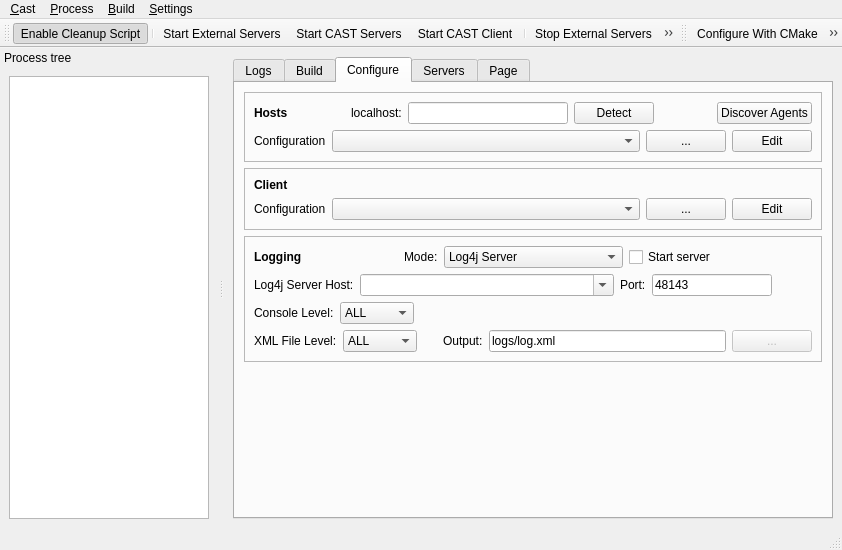
Old version of the form tools/castctrl/trunk/qtui/mainwindow.ui in the repository marc-hanheide/cogx.
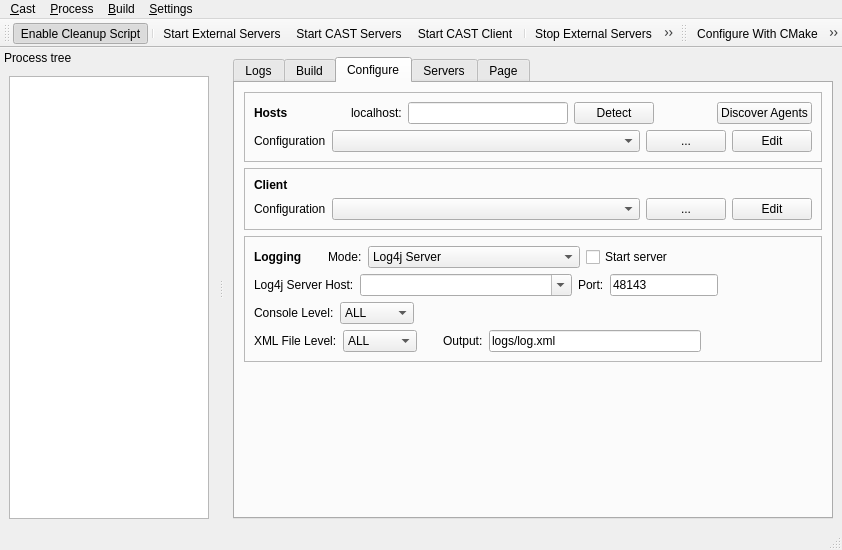
New version of the form. Icons and pictures are not drawn.

Commit message: castctrl: sizing

The edit to the form file:
```diff
--- a/tools/castctrl/trunk/qtui/mainwindow.ui
+++ b/tools/castctrl/trunk/qtui/mainwindow.ui
@@ -598,11 +598,11 @@
                    <enum>Qt::Horizontal</enum>
                   </property>
                   <property name="sizeType">
-                   <enum>QSizePolicy::Expanding</enum>
+                   <enum>QSizePolicy::Fixed</enum>
                   </property>
                   <property name="sizeHint" stdset="0">
                    <size>
-                    <width>40</width>
+                    <width>20</width>
                     <height>20</height>
                    </size>
                   </property>
@@ -621,11 +621,17 @@
                 <item>
                  <widget class="QComboBox" name="cbLog4jMode">
                   <property name="sizePolicy">
-                   <sizepolicy hsizetype="MinimumExpanding" vsizetype="Preferred">
+                   <sizepolicy hsizetype="Preferred" vsizetype="Preferred">
                     <horstretch>0</horstretch>
                     <verstretch>0</verstretch>
                    </sizepolicy>
                   </property>
+                  <property name="minimumSize">
+                   <size>
+                    <width>212</width>
+                    <height>0</height>
+                   </size>
+                  </property>
                   <item>
                    <property name="text">
                     <string>Log4j Server</string>
@@ -656,7 +662,7 @@
                    <enum>Qt::Horizontal</enum>
                   </property>
                   <property name="sizeType">
-                   <enum>QSizePolicy::MinimumExpanding</enum>
+                   <enum>QSizePolicy::Expanding</enum>
                   </property>
                   <property name="sizeHint" stdset="0">
                    <size>
@@ -689,11 +695,17 @@
                 <item>
                  <widget class="QComboBox" name="cbLog4jServerHost">
                   <property name="sizePolicy">
-                   <sizepolicy hsizetype="Expanding" vsizetype="Preferred">
-                    <horstretch>2</horstretch>
+                   <sizepolicy hsizetype="Preferred" vsizetype="Preferred">
+                    <horstretch>0</horstretch>
                     <verstretch>0</verstretch>
                    </sizepolicy>
                   </property>
+                  <property name="minimumSize">
+                   <size>
+                    <width>212</width>
+                    <height>0</height>
+                   </size>
+                  </property>
                   <property name="editable">
                    <bool>true</bool>
                   </property>
@@ -712,8 +724,8 @@
                 <item>
                  <widget class="QLineEdit" name="edLog4jServerPort">
                   <property name="sizePolicy">
-                   <sizepolicy hsizetype="Expanding" vsizetype="Preferred">
-                    <horstretch>1</horstretch>
+                   <sizepolicy hsizetype="Preferred" vsizetype="Preferred">
+                    <horstretch>0</horstretch>
                     <verstretch>0</verstretch>
                    </sizepolicy>
                   </property>
@@ -742,6 +754,9 @@
                   <property name="orientation">
                    <enum>Qt::Horizontal</enum>
                   </property>
+                  <property name="sizeType">
+                   <enum>QSizePolicy::Expanding</enum>
+                  </property>
                   <property name="sizeHint" stdset="0">
                    <size>
                     <width>40</width>
@@ -917,6 +932,9 @@
                   <property name="orientation">
                    <enum>Qt::Horizontal</enum>
                   </property>
+                  <property name="sizeType">
+                   <enum>QSizePolicy::Fixed</enum>
+                  </property>
                   <property name="sizeHint" stdset="0">
                    <size>
                     <width>20</width>
@@ -938,11 +956,17 @@
                 <item>
                  <widget class="QLineEdit" name="edLog4jOutfile">
                   <property name="sizePolicy">
-                   <sizepolicy hsizetype="Expanding" vsizetype="Preferred">
-                    <horstretch>1</horstretch>
+                   <sizepolicy hsizetype="Preferred" vsizetype="Preferred">
+                    <horstretch>0</horstretch>
                     <verstretch>0</verstretch>
                    </sizepolicy>
                   </property>
+                  <property name="minimumSize">
+                   <size>
+                    <width>212</width>
+                    <height>0</height>
+                   </size>
+                  </property>
                   <property name="text">
                    <string>logs/log.xml</string>
                   </property>
@@ -952,20 +976,17 @@
                  </widget>
                 </item>
                 <item>
-                 <widget class="QPushButton" name="btBrowseLog4jOutfile">
-                  <property name="enabled">
-                   <bool>false</bool>
+                 <spacer name="horizontalSpacer_6">
+                  <property name="orientation">
+                   <enum>Qt::Horizontal</enum>
                   </property>
-                  <property name="sizePolicy">
-                   <sizepolicy hsizetype="Minimum" vsizetype="Preferred">
-                    <horstretch>0</horstretch>
-                    <verstretch>0</verstretch>
-                   </sizepolicy>
+                  <property name="sizeHint" stdset="0">
+                   <size>
+                    <width>40</width>
+                    <height>20</height>
+                   </size>
                   </property>
-                  <property name="text">
-                   <string>...</string>
-                  </property>
-                 </widget>
+                 </spacer>
                 </item>
                </layout>
               </item>
```
The commit also changes 1 other file.
